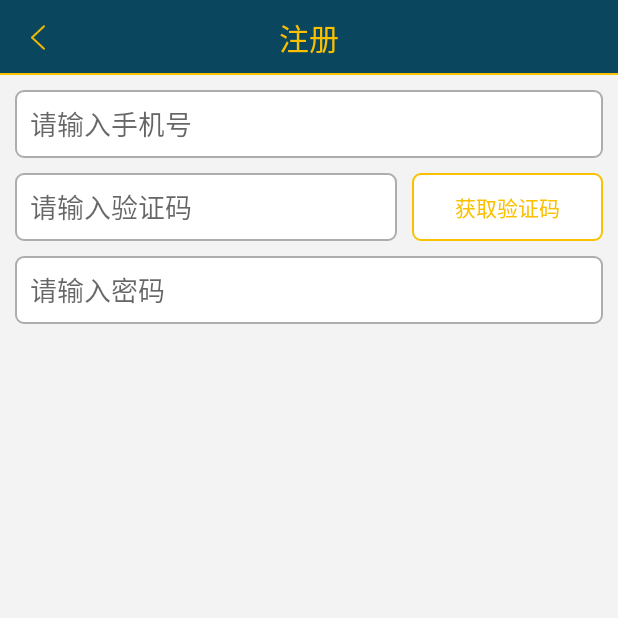
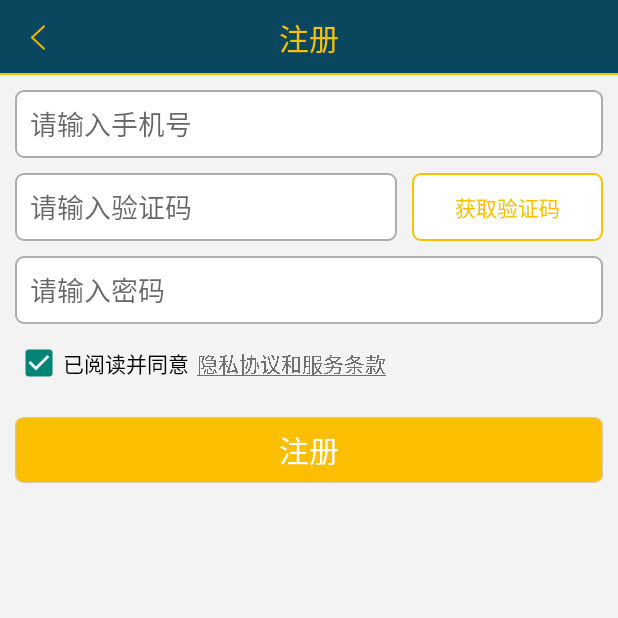
Before and after one commit to lzdragonix/amb, an Android app: the screen it shows after launch (WindowActivity), after a tap on "快速注册", on a phone screen of 412 x 824 dp, the top half of it. Run offline under Robolectric (Android 15) with nearby library versions, the phone set to English and light mode, and no system bars; our stand-ins replace ButterKnife, Dagger/Hilt's generated code; libraries missing offline, so code that uses them is left out: com.loopj.android; 2 statements that could not run were skipped.

Commit message:
add register function

```diff
--- a/app/src/main/java/com/scxrh/amb/view/fragment/RegFragment.java
+++ b/app/src/main/java/com/scxrh/amb/view/fragment/RegFragment.java
@@ -1,6 +1,8 @@
 package com.scxrh.amb.view.fragment;
 
+import android.graphics.Paint;
 import android.os.Bundle;
+import android.view.View;
 import android.widget.TextView;
 
 import com.scxrh.amb.R;
@@ -15,12 +17,17 @@ public class RegFragment extends BaseFragment implements RegView
     public static final String TAG = RegFragment.class.getSimpleName();
     @Bind(R.id.txtHeader)
     TextView txtHeader;
+    @Bind(R.id.txt1)
+    TextView txt1;
+    @Bind(R.id.btnReg)
+    View btnReg;
 
     @Override
     public void onActivityCreated(Bundle savedInstanceState)
     {
         super.onActivityCreated(savedInstanceState);
         txtHeader.setText("注册");
+        txt1.getPaint().setFlags(Paint.UNDERLINE_TEXT_FLAG);
     }
 
     @Override
@@ -39,4 +46,9 @@ public class RegFragment extends BaseFragment implements RegView
     {
         getActivity().finish();
     }
+
+    @OnClick(R.id.btnReg)
+    void reg()
+    {
+    }
 }
--- a/app/src/main/res/layout/fragment_reg.xml
+++ b/app/src/main/res/layout/fragment_reg.xml
@@ -53,6 +53,35 @@
             android:layout_marginTop="10dp"
             android:hint="请输入密码"
             android:background="@drawable/shape_reg_input"/>
+
+        <LinearLayout
+            android:layout_width="match_parent"
+            android:layout_height="wrap_content"
+            android:layout_marginTop="10dp">
+
+            <CheckBox
+                android:layout_width="wrap_content"
+                android:layout_height="wrap_content"
+                android:checked="true"
+                android:text="已阅读并同意"/>
+
+            <TextView
+                android:id="@+id/txt1"
+                android:layout_width="wrap_content"
+                android:layout_height="wrap_content"
+                android:layout_marginLeft="5dp"
+                android:text="隐私协议和服务条款"/>
+        </LinearLayout>
+
+        <TextView
+            android:id="@+id/btnReg"
+            android:layout_width="match_parent"
+            android:layout_height="wrap_content"
+            android:layout_marginTop="20dp"
+            android:background="@mipmap/login_bt"
+            android:gravity="center"
+            android:textSize="20sp"
+            android:textColor="@color/cffffff"
+            android:text="注册"/>
     </LinearLayout>
-
 </LinearLayout>
```
